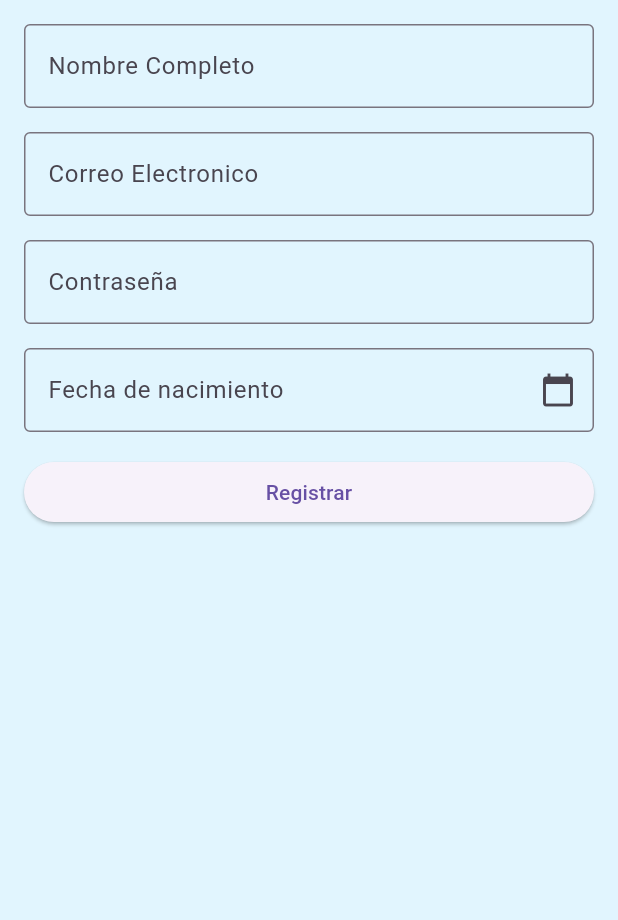
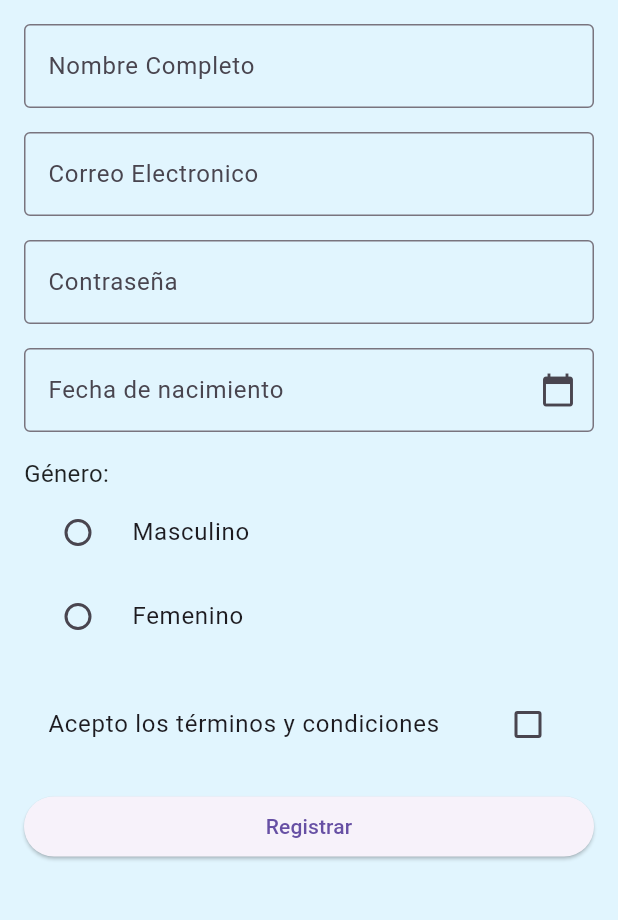
Before and after one commit to RubenMon/Ejercicio-Flutter, a Flutter app: the Formulario screen opened by its route, on a phone screen of 412 x 824 dp, the part 84-1004 px from its top. Run offline on Flutter 3.47's test engine with Material 3 defaults, Android fonts, the phone set to English and light mode, and no system bars; our stand-ins replace google_fonts.

Commit message:
Actualizar Entrega 5

```diff
--- a/lib/Screens/ejercicio7.dart
+++ b/lib/Screens/ejercicio7.dart
@@ -5,7 +5,6 @@ class Formulario extends StatefulWidget {
   const Formulario({super.key});
 
   @override
-  // ignore: library_private_types_in_public_api
   _RegistrationFormState createState() => _RegistrationFormState();
 }
 
@@ -19,6 +18,10 @@ class _RegistrationFormState extends State<Formulario> {
   final TextEditingController _dateController = TextEditingController();
 
   DateTime? _selectedDate;
+
+  // Estado para Radio Buttons y Checkboxes
+  String? _selectedGender;
+  bool _acceptTerms = false;
 
   @override
   void dispose() {
@@ -66,7 +69,6 @@ class _RegistrationFormState extends State<Formulario> {
                   labelText: 'Nombre Completo',
                   border: OutlineInputBorder(),
                 ),
-                obscureText: false,
                 validator: (value) {
                   if (value == null || value.isEmpty) {
                     return 'Por favor, ingresa tu nombre';
@@ -77,8 +79,8 @@ class _RegistrationFormState extends State<Formulario> {
                   }
                   return null;
                 },
-                keyboardType: TextInputType.text, // Asegura teclado estándar
-                textCapitalization: TextCapitalization.words, // Para mayúsculas iniciales
+                keyboardType: TextInputType.text,
+                textCapitalization: TextCapitalization.words,
               ),
               const SizedBox(height: 16.0),
 
@@ -89,7 +91,6 @@ class _RegistrationFormState extends State<Formulario> {
                   labelText: 'Correo Electronico',
                   border: OutlineInputBorder(),
                 ),
-                obscureText: false,
                 validator: (value) {
                   if (value == null || value.isEmpty) {
                     return 'Por favor, ingresa tu correo';
@@ -98,7 +99,7 @@ class _RegistrationFormState extends State<Formulario> {
                   }
                   return null;
                 },
-                keyboardType: TextInputType.emailAddress, // Teclado para email con @
+                keyboardType: TextInputType.emailAddress,
               ),
               const SizedBox(height: 16.0),
 
@@ -142,13 +143,55 @@ class _RegistrationFormState extends State<Formulario> {
               ),
               const SizedBox(height: 16.0),
 
+              // Radio Buttons para Género
+              const Text('Género:', style: TextStyle(fontSize: 16.0)),
+              RadioListTile<String>(
+                title: const Text('Masculino'),
+                value: 'Masculino',
+                groupValue: _selectedGender,
+                onChanged: (value) {
+                  setState(() {
+                    _selectedGender = value;
+                  });
+                },
+              ),
+              RadioListTile<String>(
+                title: const Text('Femenino'),
+                value: 'Femenino',
+                groupValue: _selectedGender,
+                onChanged: (value) {
+                  setState(() {
+                    _selectedGender = value;
+                  });
+                },
+              ),
+              const SizedBox(height: 16.0),
+
+              // Checkbox para Términos y Condiciones
+              CheckboxListTile(
+                title: const Text('Acepto los términos y condiciones'),
+                value: _acceptTerms,
+                onChanged: (value) {
+                  setState(() {
+                    _acceptTerms = value ?? false;
+                  });
+                },
+              ),
+              const SizedBox(height: 16.0),
+
               // Botón de envío
               ElevatedButton(
                 onPressed: () {
-                  if (llaveFormulario.currentState!.validate()) {
+                  if (llaveFormulario.currentState!.validate() && _acceptTerms) {
                     ScaffoldMessenger.of(context).showSnackBar(
                       const SnackBar(
                         content: Text('Formulario enviado exitosamente'),
+                      ),
+                    );
+                  } else if (!_acceptTerms) {
+                    ScaffoldMessenger.of(context).showSnackBar(
+                      const SnackBar(
+                        content: Text('Debes aceptar los términos y condiciones'),
                       ),
                     );
                   }
```
Also changed, not shown: 11 other files.
